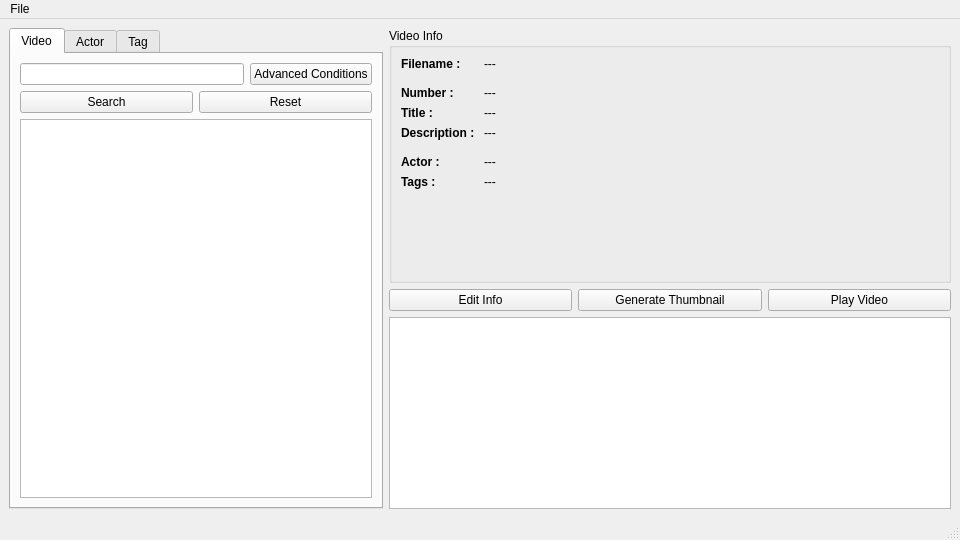
The window that AVideoFileBrowser/main_ui/xml/main_window.ui (dony-hsieh/AVideoFileBrowser) describes before a commit, drawn with Qt 5.
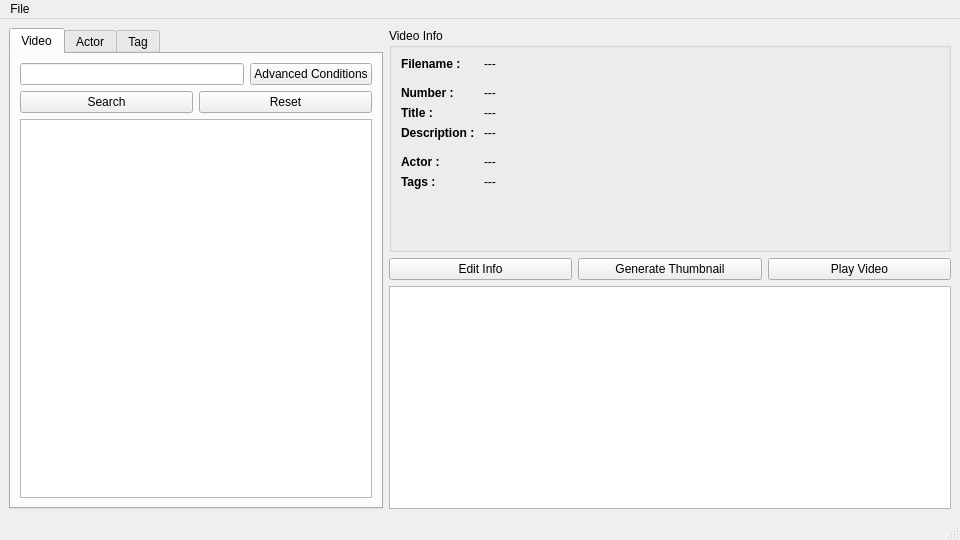
The same window after the commit.

What changed in the file:
```diff
--- a/AVideoFileBrowser/main_ui/xml/main_window.ui
+++ b/AVideoFileBrowser/main_ui/xml/main_window.ui
@@ -177,7 +177,7 @@
        </widget>
       </item>
       <item>
-       <layout class="QVBoxLayout" name="verticalLayout_2" stretch="6,1,0">
+       <layout class="QVBoxLayout" name="verticalLayout_2" stretch="6,1,6">
         <item>
          <widget class="QGroupBox" name="groupBox">
           <property name="title">
```
